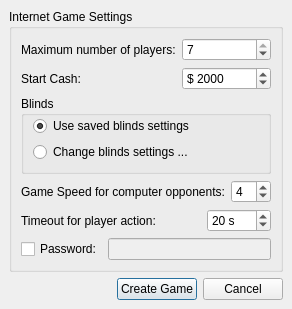
The window that src/gui/qt/createinternetgamedialog.ui (pokerth/pokerth) describes before a commit, drawn with Qt 5.
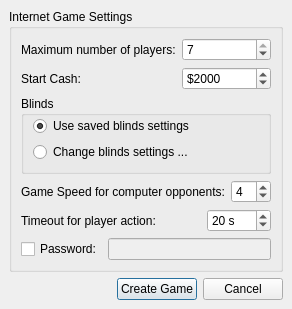
The same window after the commit.

Diff of the .ui file:
```diff
--- a/src/gui/qt/createinternetgamedialog.ui
+++ b/src/gui/qt/createinternetgamedialog.ui
@@ -76,7 +76,7 @@
          <string/>
         </property>
         <property name="prefix" >
-         <string>$ </string>
+         <string>$</string>
         </property>
         <property name="minimum" >
          <number>1000</number>
```
